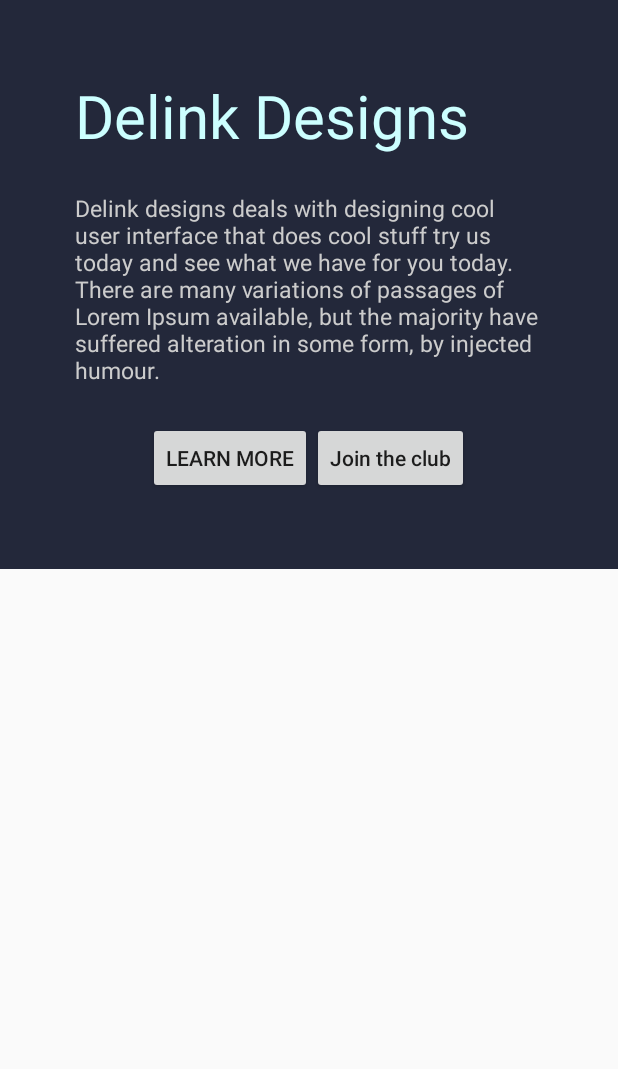
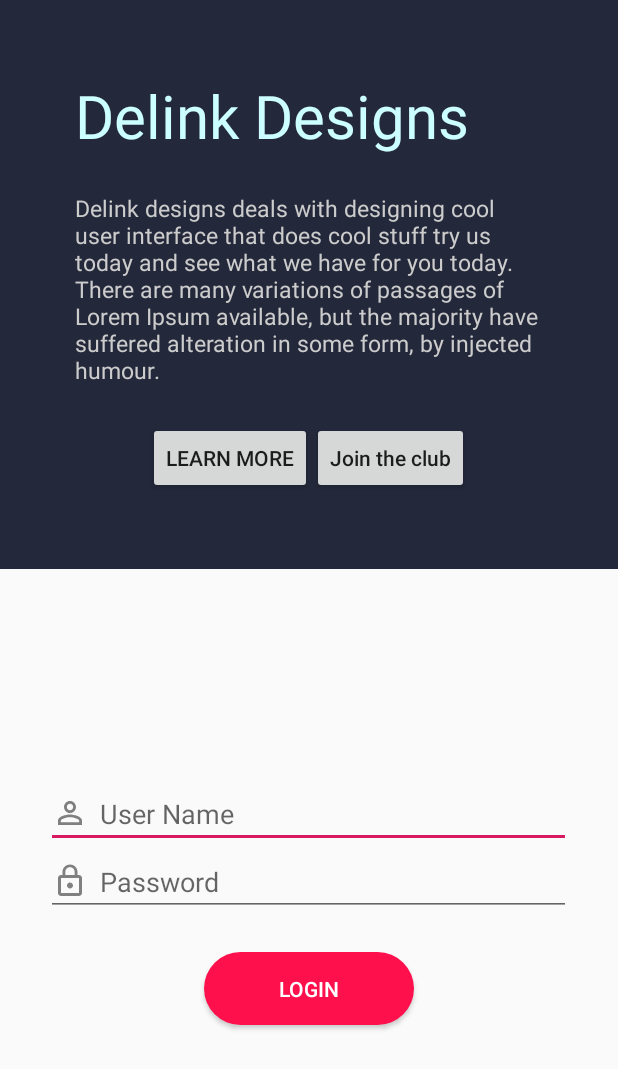
Before and after one commit to Delink-D/modern-login, an Android app: the screen it shows after launch (MainActivity), on a phone screen of 412 x 824 dp. Shown: the top 1069 px of the screen. Run offline under Robolectric (Android 15) with nearby library versions, the phone set to English and light mode, and no system bars.

Commit message:
Added bottom section containing the login form

```diff
--- a/app/src/main/res/layout/activity_main.xml
+++ b/app/src/main/res/layout/activity_main.xml
@@ -49,4 +49,37 @@
         </LinearLayout>
     </LinearLayout>
 
+    <LinearLayout
+        android:layout_width="match_parent"
+        android:layout_height="match_parent"
+        android:orientation="vertical"
+        android:gravity="center">
+
+        <EditText
+            android:id="@+id/txt_user_name"
+            android:layout_width="350dp"
+            android:layout_height="wrap_content"
+            android:hint="User Name"
+            android:drawablePadding="8dp"
+            android:drawableLeft="@drawable/ic_person_outline_black_24dp"
+            android:drawableStart="@drawable/ic_person_outline_black_24dp" />
+        <EditText
+            android:id="@+id/txt_password"
+            android:layout_width="350dp"
+            android:layout_height="wrap_content"
+            android:hint="Password"
+            android:inputType="textPassword"
+            android:drawablePadding="8dp"
+            android:drawableLeft="@drawable/ic_lock_outline_black_24dp"
+            android:drawableStart="@drawable/ic_lock_outline_black_24dp"/>
+        <Button
+            android:id="@+id/btn_login"
+            android:layout_marginTop="24dp"
+            android:layout_width="wrap_content"
+            android:layout_height="wrap_content"
+            android:text="Login"
+            android:textColor="#FFF"
+            android:width="140dp"
+            android:background="@drawable/bg_btn_pink"/>
+    </LinearLayout>
 </LinearLayout>
```
